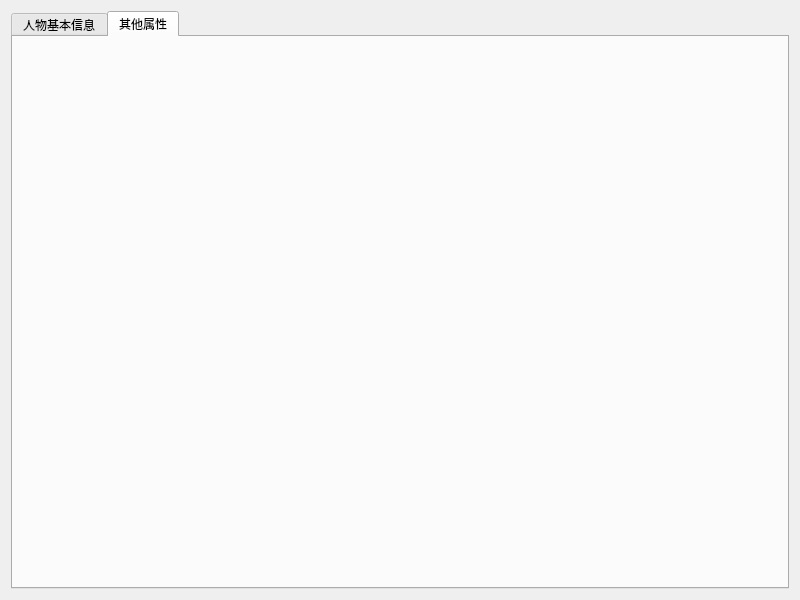
This is Windows/CreateLead.ui in 000Game000/MYGAME as Qt 5 draws it before an edit. The edited form follows.
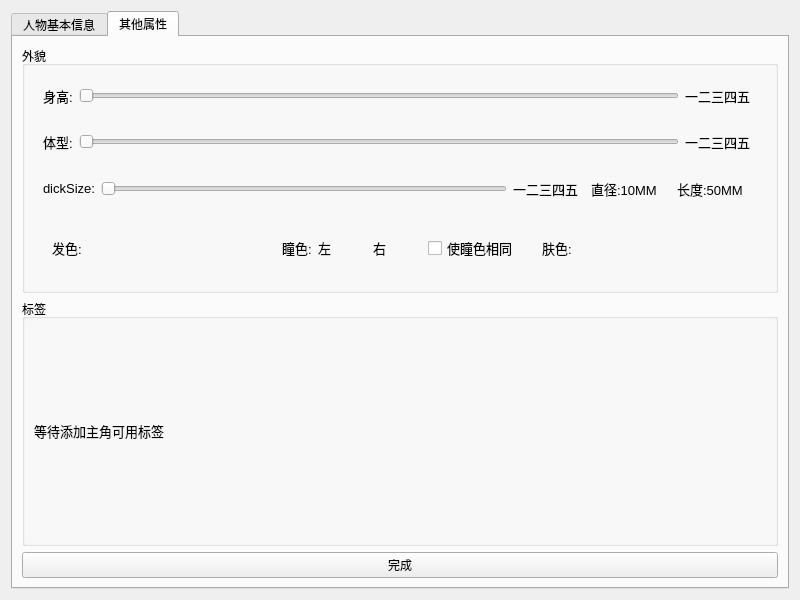
This is the edited form. The open tabs and pages were chosen to show the change. Custom widgets are drawn as their Qt base class.

What changed in the file:
```diff
--- a/Windows/CreateLead.ui
+++ b/Windows/CreateLead.ui
@@ -597,11 +597,431 @@
       <attribute name="title">
        <string>其他属性</string>
       </attribute>
+      <layout class="QVBoxLayout" name="verticalLayout_5">
+       <item>
+        <widget class="QGroupBox" name="appearance">
+         <property name="minimumSize">
+          <size>
+           <width>0</width>
+           <height>121</height>
+          </size>
+         </property>
+         <property name="maximumSize">
+          <size>
+           <width>16777215</width>
+           <height>16777215</height>
+          </size>
+         </property>
+         <property name="title">
+          <string>外貌</string>
+         </property>
+         <layout class="QVBoxLayout" name="verticalLayout_3">
+          <item>
+           <widget class="QWidget" name="height" native="true">
+            <layout class="QHBoxLayout" name="horizontalLayout_20">
+             <item>
+              <widget class="QLabel" name="heightLable">
+               <property name="font">
+                <font>
+                 <pointsize>10</pointsize>
+                </font>
+               </property>
+               <property name="text">
+                <string>身高:</string>
+               </property>
+              </widget>
+             </item>
+             <item>
+              <widget class="QSlider" name="heightHorizontalSlider">
+               <property name="maximum">
+                <number>4</number>
+               </property>
+               <property name="orientation">
+                <enum>Qt::Horizontal</enum>
+               </property>
+              </widget>
+             </item>
+             <item>
+              <widget class="QLabel" name="heightTipsLable">
+               <property name="minimumSize">
+                <size>
+                 <width>72</width>
+                 <height>18</height>
+                </size>
+               </property>
+               <property name="font">
+                <font>
+                 <pointsize>10</pointsize>
+                </font>
+               </property>
+               <property name="text">
+                <string>一二三四五</string>
+               </property>
+              </widget>
+             </item>
+            </layout>
+           </widget>
+          </item>
+          <item>
+           <widget class="QWidget" name="weight" native="true">
+            <layout class="QHBoxLayout" name="horizontalLayout_21">
+             <item>
+              <widget class="QLabel" name="weightLable">
+               <property name="font">
+                <font>
+                 <pointsize>10</pointsize>
+                </font>
+               </property>
+               <property name="text">
+                <string>体型:</string>
+               </property>
+              </widget>
+             </item>
+             <item>
+              <widget class="QSlider" name="weightHorizontalSlider">
+               <property name="maximum">
+                <number>4</number>
+               </property>
+               <property name="orientation">
+                <enum>Qt::Horizontal</enum>
+               </property>
+              </widget>
+             </item>
+             <item>
+              <widget class="QLabel" name="weightTipsLable">
+               <property name="minimumSize">
+                <size>
+                 <width>72</width>
+                 <height>18</height>
+                </size>
+               </property>
+               <property name="font">
+                <font>
+                 <pointsize>10</pointsize>
+                </font>
+               </property>
+               <property name="text">
+                <string>一二三四五</string>
+               </property>
+              </widget>
+             </item>
+            </layout>
+           </widget>
+          </item>
+          <item>
+           <widget class="QWidget" name="dickSize" native="true">
+            <layout class="QHBoxLayout" name="horizontalLayout_16">
+             <item>
+              <widget class="QLabel" name="dickSizeLable">
+               <property name="font">
+                <font>
+                 <pointsize>10</pointsize>
+                </font>
+               </property>
+               <property name="toolTip">
+                <string/>
+               </property>
+               <property name="text">
+                <string>dickSize:</string>
+               </property>
+              </widget>
+             </item>
+             <item>
+              <widget class="QSlider" name="dickSizeHorizontalSlider">
+               <property name="minimum">
+                <number>10</number>
+               </property>
+               <property name="maximum">
+                <number>30</number>
+               </property>
+               <property name="orientation">
+                <enum>Qt::Horizontal</enum>
+               </property>
+              </widget>
+             </item>
+             <item>
+              <widget class="QLabel" name="dickSizeTipsLable">
+               <property name="minimumSize">
+                <size>
+                 <width>72</width>
+                 <height>18</height>
+                </size>
+               </property>
+               <property name="font">
+                <font>
+                 <pointsize>10</pointsize>
+                </font>
+               </property>
+               <property name="text">
+                <string>一二三四五</string>
+               </property>
+              </widget>
+             </item>
+             <item>
+              <widget class="QLabel" name="diameterLable">
+               <property name="minimumSize">
+                <size>
+                 <width>80</width>
+                 <height>18</height>
+                </size>
+               </property>
+               <property name="font">
+                <font>
+                 <pointsize>10</pointsize>
+                </font>
+               </property>
+               <property name="text">
+                <string>直径:10MM</string>
+               </property>
+              </widget>
+             </item>
+             <item>
+              <widget class="QLabel" name="lengthLable">
+               <property name="minimumSize">
+                <size>
+                 <width>80</width>
+                 <height>18</height>
+                </size>
+               </property>
+               <property name="font">
+                <font>
+                 <pointsize>10</pointsize>
+                </font>
+               </property>
+               <property name="text">
+                <string>长度:50MM</string>
+               </property>
+              </widget>
+             </item>
+            </layout>
+           </widget>
+          </item>
+          <item>
+           <widget class="QWidget" name="widget" native="true">
+            <layout class="QHBoxLayout" name="horizontalLayout_17">
+             <item>
+              <widget class="QWidget" name="hairColor" native="true">
+               <layout class="QHBoxLayout" name="horizontalLayout_14">
+                <item>
+                 <widget class="QLabel" name="hairColorLable">
+                  <property name="font">
+                   <font>
+                    <pointsize>10</pointsize>
+                   </font>
+                  </property>
+                  <property name="text">
+                   <string>发色:</string>
+                  </property>
+                 </widget>
+                </item>
+                <item>
+                 <widget class="ColorSelection" name="hairColorSelect" native="true">
+                  <property name="minimumSize">
+                   <size>
+                    <width>30</width>
+                    <height>30</height>
+                   </size>
+                  </property>
+                  <property name="maximumSize">
+                   <size>
+                    <width>30</width>
+                    <height>30</height>
+                   </size>
+                  </property>
+                 </widget>
+                </item>
+               </layout>
+              </widget>
+             </item>
+             <item>
+              <widget class="QWidget" name="EyeColors" native="true">
+               <layout class="QHBoxLayout" name="horizontalLayout_18">
+                <item>
+                 <widget class="QLabel" name="eyeColorsLable">
+                  <property name="font">
+                   <font>
+                    <pointsize>10</pointsize>
+                   </font>
+                  </property>
+                  <property name="toolTip">
+                   <string/>
+                  </property>
+                  <property name="text">
+                   <string>瞳色:</string>
+                  </property>
+                 </widget>
+                </item>
+                <item>
+                 <widget class="QLabel" name="LEyeColorsLable">
+                  <property name="font">
+                   <font>
+                    <pointsize>10</pointsize>
+                   </font>
+                  </property>
+                  <property name="toolTip">
+                   <string/>
+                  </property>
+                  <property name="text">
+                   <string>左</string>
+                  </property>
+                 </widget>
+                </item>
+                <item>
+                 <widget class="ColorSelection" name="LEyeColorsSelect" native="true">
+                  <property name="minimumSize">
+                   <size>
+                    <width>30</width>
+                    <height>30</height>
+                   </size>
+                  </property>
+                  <property name="maximumSize">
+                   <size>
+                    <width>30</width>
+                    <height>30</height>
+                   </size>
+                  </property>
+                 </widget>
+                </item>
+                <item>
+                 <widget class="QLabel" name="REyeColorsLable">
+                  <property name="font">
+                   <font>
+                    <pointsize>10</pointsize>
+                   </font>
+                  </property>
+                  <property name="toolTip">
+                   <string/>
+                  </property>
+                  <property name="text">
+                   <string>右</string>
+                  </property>
+                 </widget>
+                </item>
+                <item>
+                 <widget class="ColorSelection" name="REyeColorsSelect" native="true">
+                  <property name="minimumSize">
+                   <size>
+                    <width>30</width>
+                    <height>30</height>
+                   </size>
+                  </property>
+                  <property name="maximumSize">
+                   <size>
+                    <width>30</width>
+                    <height>30</height>
+                   </size>
+                  </property>
+                 </widget>
+                </item>
+                <item>
+                 <widget class="QCheckBox" name="EyeColorsEqual">
+                  <property name="font">
+                   <font>
+                    <pointsize>10</pointsize>
+                   </font>
+                  </property>
+                  <property name="toolTip">
+                   <string>如果眼睛颜色相同,以右边为准.</string>
+                  </property>
+                  <property name="text">
+                   <string>使瞳色相同</string>
+                  </property>
+                 </widget>
+                </item>
+               </layout>
+              </widget>
+             </item>
+             <item>
+              <widget class="QWidget" name="skinColor" native="true">
+               <layout class="QHBoxLayout" name="horizontalLayout_15">
+                <item>
+                 <widget class="QLabel" name="skinColorLable">
+                  <property name="font">
+                   <font>
+                    <pointsize>10</pointsize>
+                   </font>
+                  </property>
+                  <property name="text">
+                   <string>肤色:</string>
+                  </property>
+                 </widget>
+                </item>
+                <item>
+                 <widget class="ColorSelection" name="skinColorSelect" native="true">
+                  <property name="minimumSize">
+                   <size>
+                    <width>30</width>
+                    <height>30</height>
+                   </size>
+                  </property>
+                  <property name="maximumSize">
+                   <size>
+                    <width>30</width>
+                    <height>30</height>
+                   </size>
+                  </property>
+                 </widget>
+                </item>
+               </layout>
+              </widget>
+             </item>
+            </layout>
+           </widget>
+          </item>
+         </layout>
+        </widget>
+       </item>
+       <item>
+        <widget class="QGroupBox" name="tag">
+         <property name="title">
+          <string>标签</string>
+         </property>
+         <layout class="QVBoxLayout" name="verticalLayout_4">
+          <item>
+           <widget class="QLabel" name="tags">
+            <property name="minimumSize">
+             <size>
+              <width>71</width>
+              <height>18</height>
+             </size>
+            </property>
+            <property name="font">
+             <font>
+              <pointsize>10</pointsize>
+             </font>
+            </property>
+            <property name="text">
+             <string>等待添加主角可用标签</string>
+            </property>
+           </widget>
+          </item>
+         </layout>
+        </widget>
+       </item>
+       <item>
+        <widget class="QPushButton" name="complete">
+         <property name="toolTip">
+          <string>点击按钮完成主角创建</string>
+         </property>
+         <property name="text">
+          <string>完成</string>
+         </property>
+        </widget>
+       </item>
+      </layout>
      </widget>
     </widget>
    </item>
   </layout>
  </widget>
+ <customwidgets>
+  <customwidget>
+   <class>ColorSelection</class>
+   <extends>QWidget</extends>
+   <header>Windows/ColorSelection.h</header>
+   <container>1</container>
+  </customwidget>
+ </customwidgets>
  <resources/>
  <connections/>
 </ui>
```
Left out of the diff: 119 changed lines with no effect on the pictures.
